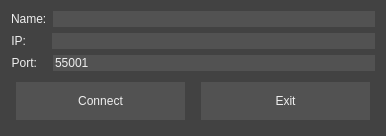
Old version of the form TCP_Chat_Client/connectiondialog.ui in the repository Skau/TCPChat.
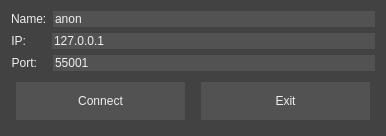
New version of the form.

The edit to the form file:
```diff
--- a/TCP_Chat_Client/connectiondialog.ui
+++ b/TCP_Chat_Client/connectiondialog.ui
@@ -39,7 +39,7 @@
 border: none;</string>
            </property>
            <property name="text">
-            <string/>
+            <string>anon</string>
            </property>
            <property name="placeholderText">
             <string/>
@@ -71,7 +71,7 @@
 border: none;</string>
            </property>
            <property name="text">
-            <string/>
+            <string>127.0.0.1</string>
            </property>
            <property name="placeholderText">
             <string/>
```
